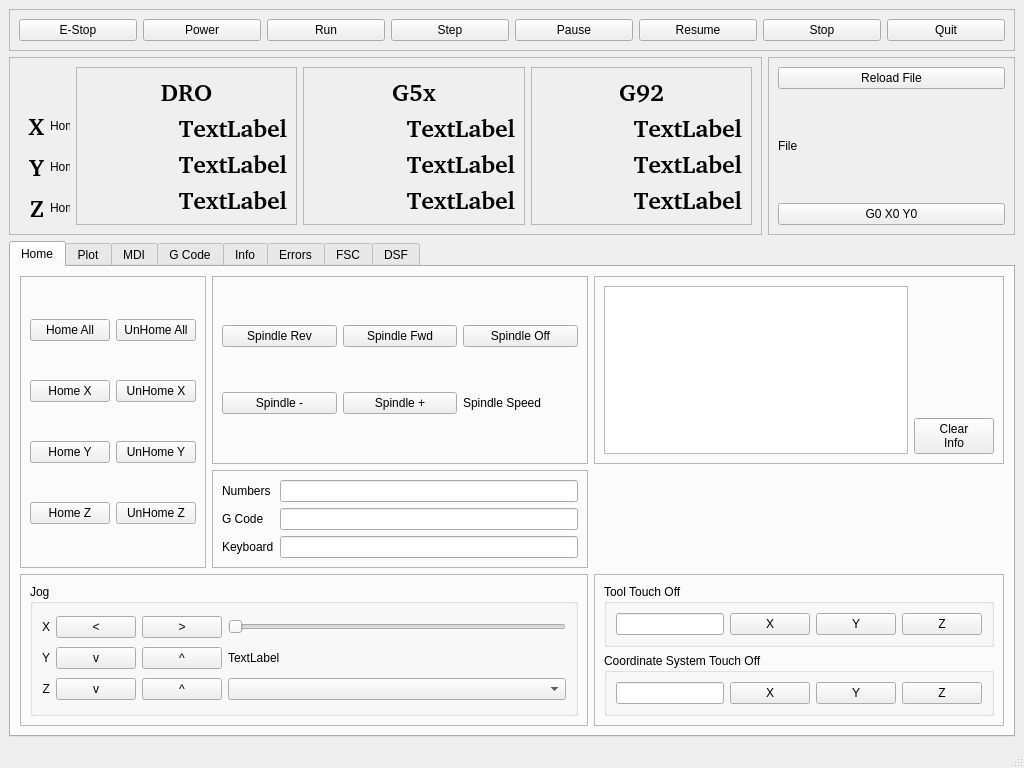
This is examples/touch/touch_2.ui in jethornton/flexgui as Qt 5 draws it before an edit. The edited form follows.
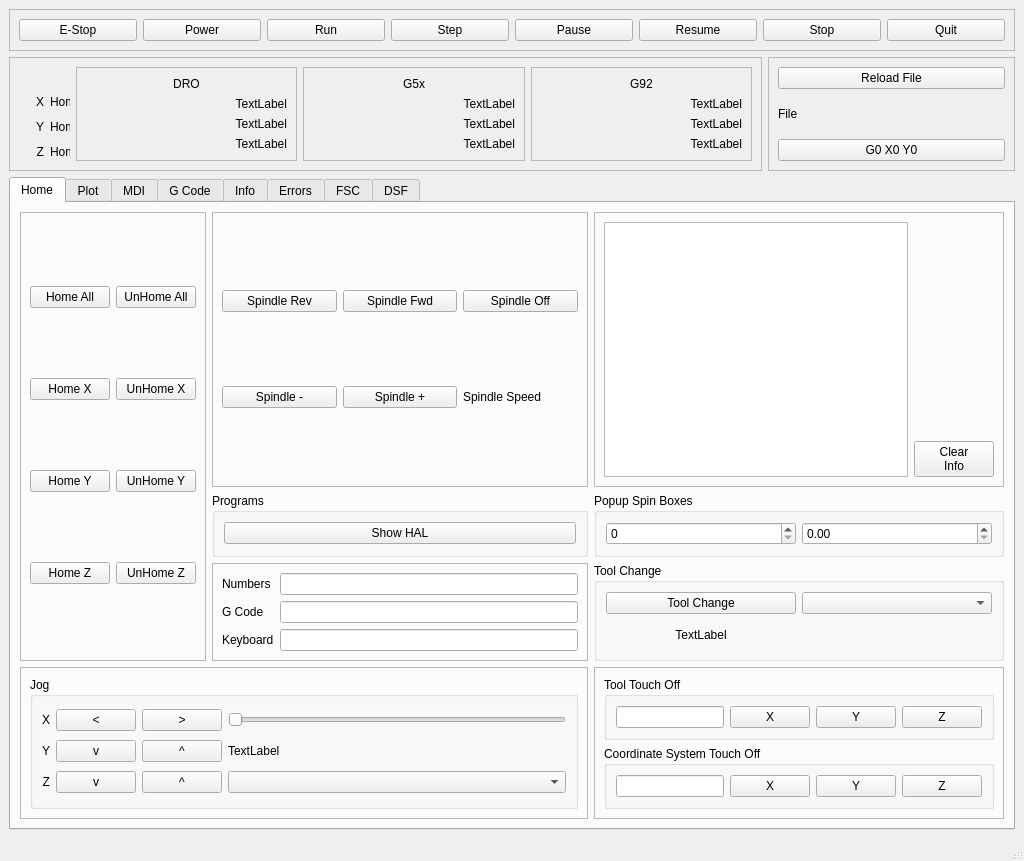
This is the edited form.

Patch:
```diff
--- a/examples/touch/touch_2.ui
+++ b/examples/touch/touch_2.ui
@@ -7,7 +7,7 @@
     <x>0</x>
     <y>0</y>
     <width>1024</width>
-    <height>768</height>
+    <height>861</height>
    </rect>
   </property>
   <property name="sizePolicy">
@@ -99,7 +99,7 @@
         <string>Home</string>
        </attribute>
        <layout class="QGridLayout" name="gridLayout_2">
-        <item row="2" column="0" colspan="2">
+        <item row="3" column="0" colspan="2">
          <widget class="QFrame" name="frame_3">
           <property name="frameShape">
            <enum>QFrame::StyledPanel</enum>
@@ -209,6 +209,164 @@
           </layout>
          </widget>
         </item>
+        <item row="2" column="1">
+         <widget class="QFrame" name="frame_16">
+          <property name="frameShape">
+           <enum>QFrame::StyledPanel</enum>
+          </property>
+          <property name="frameShadow">
+           <enum>QFrame::Raised</enum>
+          </property>
+          <layout class="QGridLayout" name="gridLayout_33">
+           <item row="1" column="1">
+            <widget class="QLineEdit" name="lineEdit_2">
+             <property name="input" stdset="0">
+              <string>nccode</string>
+             </property>
+            </widget>
+           </item>
+           <item row="2" column="1">
+            <widget class="QLineEdit" name="lineEdit_3">
+             <property name="input" stdset="0">
+              <string>keyboard</string>
+             </property>
+            </widget>
+           </item>
+           <item row="0" column="1">
+            <widget class="QLineEdit" name="lineEdit">
+             <property name="input" stdset="0">
+              <string>number</string>
+             </property>
+            </widget>
+           </item>
+           <item row="0" column="0">
+            <widget class="QLabel" name="label_10">
+             <property name="text">
+              <string>Numbers</string>
+             </property>
+            </widget>
+           </item>
+           <item row="1" column="0">
+            <widget class="QLabel" name="label_11">
+             <property name="text">
+              <string>G Code</string>
+             </property>
+            </widget>
+           </item>
+           <item row="2" column="0">
+            <widget class="QLabel" name="label_12">
+             <property name="text">
+              <string>Keyboard</string>
+             </property>
+            </widget>
+           </item>
+          </layout>
+         </widget>
+        </item>
+        <item row="0" column="0" rowspan="3">
+         <widget class="QFrame" name="frame_2">
+          <property name="frameShape">
+           <enum>QFrame::StyledPanel</enum>
+          </property>
+          <property name="frameShadow">
+           <enum>QFrame::Raised</enum>
+          </property>
+          <layout class="QGridLayout" name="gridLayout_3">
+           <item row="2" column="0">
+            <widget class="QPushButton" name="home_pb_1">
+             <property name="text">
+              <string>Home Y</string>
+             </property>
+            </widget>
+           </item>
+           <item row="0" column="1">
+            <widget class="QPushButton" name="unhome_all_pb">
+             <property name="text">
+              <string>UnHome All</string>
+             </property>
+            </widget>
+           </item>
+           <item row="0" column="0">
+            <widget class="QPushButton" name="home_all_pb">
+             <property name="text">
+              <string>Home All</string>
+             </property>
+            </widget>
+           </item>
+           <item row="2" column="1">
+            <widget class="QPushButton" name="unhome_pb_1">
+             <property name="text">
+              <string>UnHome Y</string>
+             </property>
+            </widget>
+           </item>
+           <item row="1" column="0">
+            <widget class="QPushButton" name="home_pb_0">
+             <property name="text">
+              <string>Home X</string>
+             </property>
+            </widget>
+           </item>
+           <item row="1" column="1">
+            <widget class="QPushButton" name="unhome_pb_0">
+             <property name="text">
+              <string>UnHome X</string>
+             </property>
+            </widget>
+           </item>
+           <item row="3" column="0">
+            <widget class="QPushButton" name="home_pb_2">
+             <property name="text">
+              <string>Home Z</string>
+             </property>
+            </widget>
+           </item>
+           <item row="3" column="1">
+            <widget class="QPushButton" name="unhome_pb_2">
+             <property name="text">
+              <string>UnHome Z</string>
+             </property>
+            </widget>
+           </item>
+          </layout>
+         </widget>
+        </item>
+        <item row="0" column="2">
+         <widget class="QFrame" name="frame_8">
+          <property name="frameShape">
+           <enum>QFrame::StyledPanel</enum>
+          </property>
+          <property name="frameShadow">
+           <enum>QFrame::Raised</enum>
+          </property>
+          <layout class="QGridLayout" name="gridLayout_13">
+           <item row="1" column="1">
+            <widget class="QPushButton" name="clear_info_pb">
+             <property name="text">
+              <string>Clear
+Info</string>
+             </property>
+            </widget>
+           </item>
+           <item row="0" column="1">
+            <spacer name="verticalSpacer_5">
+             <property name="orientation">
+              <enum>Qt::Vertical</enum>
+             </property>
+             <property name="sizeHint" stdset="0">
+              <size>
+               <width>20</width>
+               <height>40</height>
+              </size>
+             </property>
+            </spacer>
+           </item>
+           <item row="0" column="0" rowspan="2">
+            <widget class="QPlainTextEdit" name="info_pte"/>
+           </item>
+          </layout>
+         </widget>
+        </item>
         <item row="0" column="1">
          <widget class="QFrame" name="frame_9">
           <property name="frameShape">
@@ -263,43 +421,7 @@
           </layout>
          </widget>
         </item>
-        <item row="0" column="2">
-         <widget class="QFrame" name="frame_8">
-          <property name="frameShape">
-           <enum>QFrame::StyledPanel</enum>
-          </property>
-          <property name="frameShadow">
-           <enum>QFrame::Raised</enum>
-          </property>
-          <layout class="QGridLayout" name="gridLayout_13">
-           <item row="1" column="1">
-            <widget class="QPushButton" name="clear_info_pb">
-             <property name="text">
-              <string>Clear
-Info</string>
-             </property>
-            </widget>
-           </item>
-           <item row="0" column="1">
-            <spacer name="verticalSpacer_5">
-             <property name="orientation">
-              <enum>Qt::Vertical</enum>
-             </property>
-             <property name="sizeHint" stdset="0">
-              <size>
-               <width>20</width>
-               <height>40</height>
-              </size>
-             </property>
-            </spacer>
-           </item>
-           <item row="0" column="0" rowspan="2">
-            <widget class="QPlainTextEdit" name="info_pte"/>
-           </item>
-          </layout>
-         </widget>
-        </item>
-        <item row="2" column="2">
+        <item row="3" column="2">
          <widget class="QFrame" name="frame_14">
           <property name="frameShape">
            <enum>QFrame::StyledPanel</enum>
@@ -385,122 +507,74 @@
           </layout>
          </widget>
         </item>
+        <item row="2" column="2">
+         <widget class="QGroupBox" name="groupBox_10">
+          <property name="title">
+           <string>Tool Change</string>
+          </property>
+          <layout class="QGridLayout" name="gridLayout_34">
+           <item row="0" column="1">
+            <widget class="QComboBox" name="tool_change_cb"/>
+           </item>
+           <item row="0" column="0">
+            <widget class="QPushButton" name="tool_change_pb">
+             <property name="text">
+              <string>Tool Change</string>
+             </property>
+            </widget>
+           </item>
+           <item row="1" column="0">
+            <widget class="QLabel" name="tool_in_spindle_lb">
+             <property name="text">
+              <string>TextLabel</string>
+             </property>
+             <property name="alignment">
+              <set>Qt::AlignCenter</set>
+             </property>
+            </widget>
+           </item>
+          </layout>
+         </widget>
+        </item>
         <item row="1" column="1">
-         <widget class="QFrame" name="frame_16">
-          <property name="frameShape">
-           <enum>QFrame::StyledPanel</enum>
+         <widget class="QGroupBox" name="groupBox_11">
+          <property name="title">
+           <string>Programs</string>
           </property>
-          <property name="frameShadow">
-           <enum>QFrame::Raised</enum>
-          </property>
-          <layout class="QGridLayout" name="gridLayout_33">
-           <item row="1" column="1">
-            <widget class="QLineEdit" name="lineEdit_2">
-             <property name="input" stdset="0">
-              <string>nccode</string>
-             </property>
-            </widget>
-           </item>
-           <item row="2" column="1">
-            <widget class="QLineEdit" name="lineEdit_3">
-             <property name="input" stdset="0">
-              <string>keyboard</string>
-             </property>
-            </widget>
-           </item>
-           <item row="0" column="1">
-            <widget class="QLineEdit" name="lineEdit">
-             <property name="input" stdset="0">
-              <string>number</string>
-             </property>
-            </widget>
-           </item>
+          <layout class="QGridLayout" name="gridLayout_35">
            <item row="0" column="0">
-            <widget class="QLabel" name="label_10">
+            <widget class="QPushButton" name="show_hal_pb">
              <property name="text">
-              <string>Numbers</string>
-             </property>
-            </widget>
-           </item>
-           <item row="1" column="0">
-            <widget class="QLabel" name="label_11">
-             <property name="text">
-              <string>G Code</string>
-             </property>
-            </widget>
-           </item>
-           <item row="2" column="0">
-            <widget class="QLabel" name="label_12">
-             <property name="text">
-              <string>Keyboard</string>
+              <string>Show HAL</string>
              </property>
             </widget>
            </item>
           </layout>
          </widget>
         </item>
-        <item row="0" column="0" rowspan="2">
-         <widget class="QFrame" name="frame_2">
-          <property name="frameShape">
-           <enum>QFrame::StyledPanel</enum>
+        <item row="1" column="2">
+         <widget class="QGroupBox" name="groupBox_12">
+          <property name="title">
+           <string>Popup Spin Boxes</string>
           </property>
-          <property name="frameShadow">
-           <enum>QFrame::Raised</enum>
-          </property>
-          <layout class="QGridLayout" name="gridLayout_3">
-           <item row="2" column="0">
-            <widget class="QPushButton" name="home_pb_1">
-             <property name="text">
-              <string>Home Y</string>
-             </property>
-            </widget>
-           </item>
-           <item row="0" column="1">
-            <widget class="QPushButton" name="unhome_all_pb">
-             <property name="text">
-              <string>UnHome All</string>
-             </property>
-            </widget>
-           </item>
+          <layout class="QGridLayout" name="gridLayout_36">
            <item row="0" column="0">
-            <widget class="QPushButton" name="home_all_pb">
-             <property name="text">
-              <string>Home All</string>
+            <widget class="QSpinBox" name="spinBox">
+             <property name="maximum">
+              <number>1000</number>
              </property>
-            </widget>
-           </item>
-           <item row="2" column="1">
-            <widget class="QPushButton" name="unhome_pb_1">
-             <property name="text">
-              <string>UnHome Y</string>
+             <property name="input" stdset="0">
+              <string>number</string>
              </property>
             </widget>
            </item>
-           <item row="1" column="0">
-            <widget class="QPushButton" name="home_pb_0">
-             <property name="text">
-              <string>Home X</string>
+           <item row="0" column="1">
+            <widget class="QDoubleSpinBox" name="doubleSpinBox">
+             <property name="maximum">
+              <double>1000.000000000000000</double>
              </property>
-            </widget>
-           </item>
-           <item row="1" column="1">
-            <widget class="QPushButton" name="unhome_pb_0">
-             <property name="text">
-              <string>UnHome X</string>
-             </property>
-            </widget>
-           </item>
-           <item row="3" column="0">
-            <widget class="QPushButton" name="home_pb_2">
-             <property name="text">
-              <string>Home Z</string>
-             </property>
-            </widget>
-           </item>
-           <item row="3" column="1">
-            <widget class="QPushButton" name="unhome_pb_2">
-             <property name="text">
-              <string>UnHome Z</string>
+             <property name="input" stdset="0">
+              <string>number</string>
              </property>
             </widget>
            </item>
@@ -1225,14 +1299,6 @@
            <height>16777215</height>
           </size>
          </property>
-         <property name="font">
-          <font>
-           <family>BPG Courier S GPL&amp;GNU</family>
-           <pointsize>18</pointsize>
-           <weight>75</weight>
-           <bold>true</bold>
-          </font>
-         </property>
          <property name="text">
           <string>X</string>
          </property>
@@ -1258,14 +1324,6 @@
               <height>0</height>
              </size>
             </property>
-            <property name="font">
-             <font>
-              <family>BPG Courier S GPL&amp;GNU</family>
-              <pointsize>18</pointsize>
-              <weight>75</weight>
-              <bold>true</bold>
-             </font>
-            </property>
             <property name="text">
              <string>TextLabel</string>
             </property>
@@ -1276,14 +1334,6 @@
           </item>
           <item row="0" column="0">
            <widget class="QLabel" name="label_6">
-            <property name="font">
-             <font>
-              <family>BPG Courier S GPL&amp;GNU</family>
-              <pointsize>18</pointsize>
-              <weight>75</weight>
-              <bold>true</bold>
-             </font>
-            </property>
             <property name="text">
              <string>G92</string>
             </property>
@@ -1300,14 +1350,6 @@
               <height>0</height>
              </size>
             </property>
-            <property name="font">
-             <font>
-              <family>BPG Courier S GPL&amp;GNU</family>
-              <pointsize>18</pointsize>
-              <weight>75</weight>
-              <bold>true</bold>
-             </font>
-            </property>
             <property name="text">
              <string>TextLabel</string>
             </property>
@@ -1324,14 +1366,6 @@
               <height>0</height>
              </size>
             </property>
-            <property name="font">
-             <font>
-              <family>BPG Courier S GPL&amp;GNU</family>
-              <pointsize>18</pointsize>
-              <weight>75</weight>
-              <bold>true</bold>
-             </font>
-            </property>
             <property name="text">
              <string>TextLabel</string>
             </property>
@@ -1360,14 +1394,6 @@
               <height>0</height>
              </size>
             </property>
-            <property name="font">
-             <font>
-              <family>BPG Courier S GPL&amp;GNU</family>
-              <pointsize>18</pointsize>
-              <weight>75</weight>
-              <bold>true</bold>
-             </font>
-            </property>
             <property name="text">
              <string>TextLabel</string>
             </property>
@@ -1378,14 +1404,6 @@
           </item>
           <item row="0" column="0">
            <widget class="QLabel" name="label_5">
-            <property name="font">
-             <font>
-              <family>BPG Courier S GPL&amp;GNU</family>
-              <pointsize>18</pointsize>
-              <weight>75</weight>
-              <bold>true</bold>
-             </font>
-            </property>
             <property name="text">
              <string>G5x</string>
             </property>
@@ -1402,14 +1420,6 @@
               <height>0</height>
              </size>
             </property>
-            <property name="font">
-             <font>
-              <family>BPG Courier S GPL&amp;GNU</family>
-              <pointsize>18</pointsize>
-              <weight>75</weight>
-              <bold>true</bold>
-             </font>
-            </property>
             <property name="text">
              <string>TextLabel</string>
             </property>
@@ -1426,14 +1436,6 @@
               <height>0</height>
              </size>
             </property>
-            <property name="font">
-             <font>
-              <family>BPG Courier S GPL&amp;GNU</family>
-              <pointsize>18</pointsize>
-              <weight>75</weight>
-              <bold>true</bold>
-             </font>
-            </property>
             <property name="text">
              <string>TextLabel</string>
             </property>
@@ -1456,14 +1458,6 @@
          <layout class="QGridLayout" name="gridLayout_16">
           <item row="0" column="0">
            <widget class="QLabel" name="label_4">
-            <property name="font">
-             <font>
-              <family>BPG Courier S GPL&amp;GNU</family>
-              <pointsize>18</pointsize>
-              <weight>75</weight>
-              <bold>true</bold>
-             </font>
-            </property>
             <property name="text">
              <string>DRO</string>
             </property>
@@ -1480,14 +1474,6 @@
               <height>0</height>
              </size>
             </property>
-            <property name="font">
-             <font>
-              <family>BPG Courier S GPL&amp;GNU</family>
-              <pointsize>18</pointsize>
-              <weight>75</weight>
-              <bold>true</bold>
-             </font>
-            </property>
             <property name="text">
              <string>TextLabel</string>
             </property>
@@ -1504,14 +1490,6 @@
               <height>0</height>
              </size>
             </property>
-            <property name="font">
-             <font>
-              <family>BPG Courier S GPL&amp;GNU</family>
-              <pointsize>18</pointsize>
-              <weight>75</weight>
-              <bold>true</bold>
-             </font>
-            </property>
             <property name="text">
              <string>TextLabel</string>
             </property>
@@ -1528,14 +1506,6 @@
               <height>0</height>
              </size>
             </property>
-            <property name="font">
-             <font>
-              <family>BPG Courier S GPL&amp;GNU</family>
-              <pointsize>18</pointsize>
-              <weight>75</weight>
-              <bold>true</bold>
-             </font>
-            </property>
             <property name="text">
              <string>TextLabel</string>
             </property>
@@ -1555,14 +1525,6 @@
            <height>0</height>
           </size>
          </property>
-         <property name="font">
-          <font>
-           <family>BPG Courier S GPL&amp;GNU</family>
-           <pointsize>18</pointsize>
-           <weight>75</weight>
-           <bold>true</bold>
-          </font>
-         </property>
          <property name="text">
           <string>Z</string>
          </property>
@@ -1579,14 +1541,6 @@
            <height>0</height>
           </size>
          </property>
-         <property name="font">
-          <font>
-           <family>BPG Courier S GPL&amp;GNU</family>
-           <pointsize>18</pointsize>
-           <weight>75</weight>
-           <bold>true</bold>
-          </font>
-         </property>
          <property name="text">
           <string>Y</string>
          </property>
```
